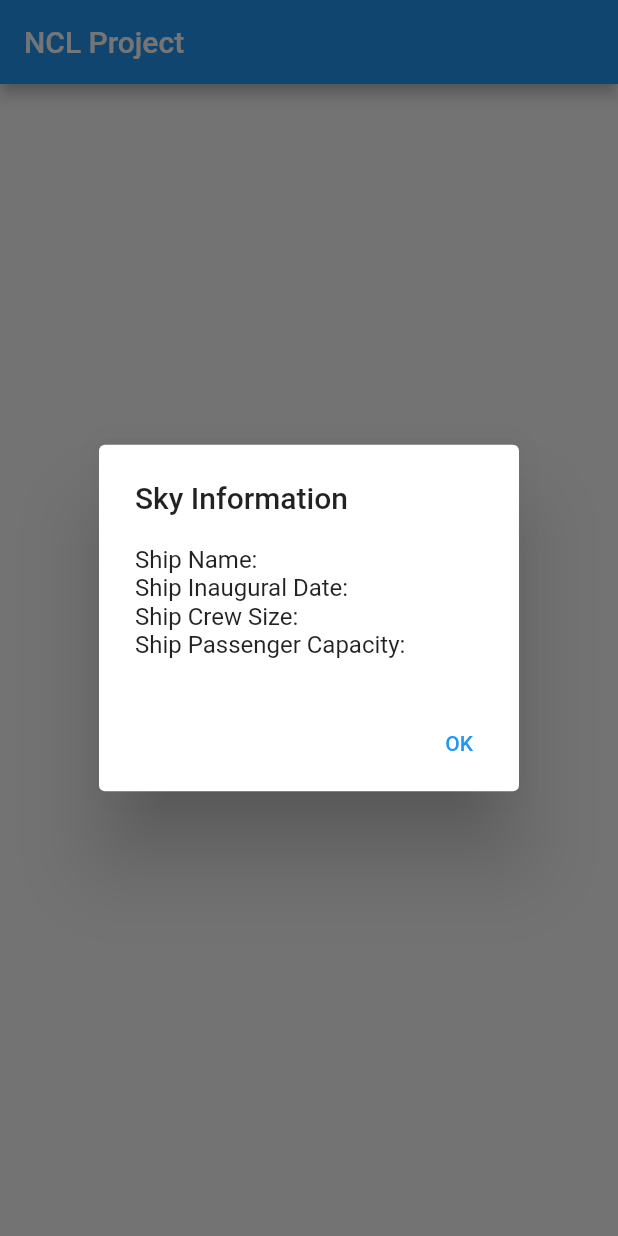
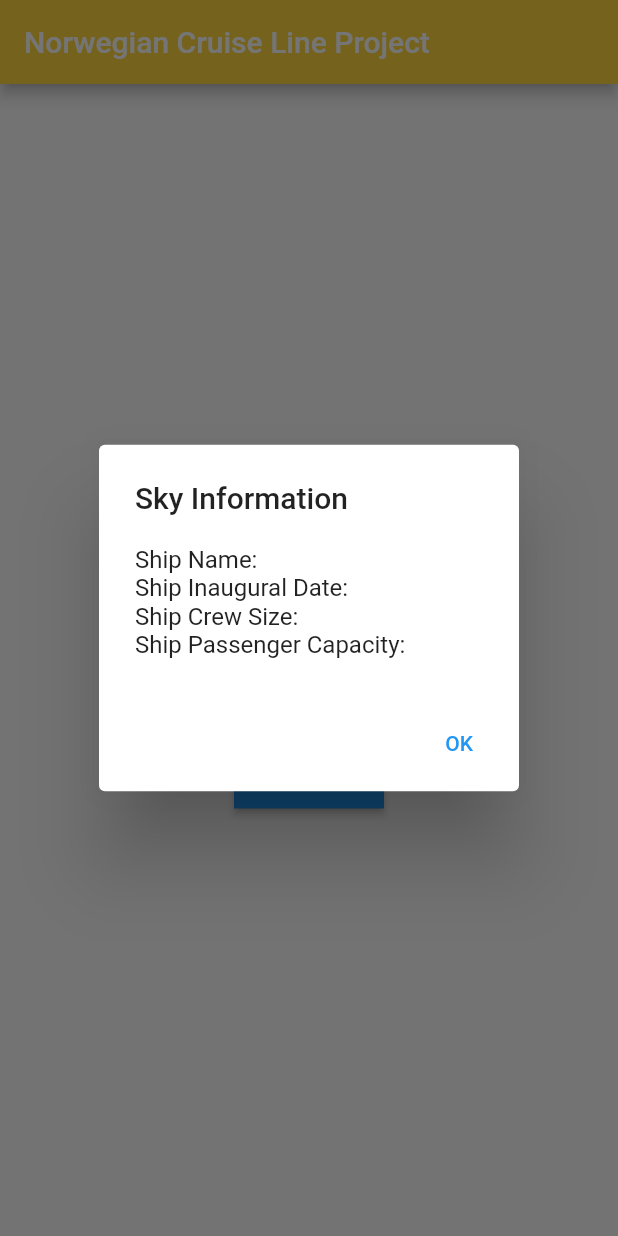
Before and after one commit to MauricioPatino/ncl-project, a Flutter app: the ShipScreen screen opened directly with empty values, after a tap on "SKY", on a phone screen of 412 x 824 dp. Run offline on Flutter 3.47's test engine with Material 2 defaults, Android fonts, the phone set to English and light mode, and no system bars; network calls fail.

Commit message:
Deleted unused variables, added comments and made buttons have padding.

```diff
--- /dev/null
+++ b/lib/screen/shipScreen.dart
@@ -0,0 +1,110 @@
+import 'package:flutter/material.dart';
+import 'package:ncl/model/shipModel.dart';
+
+class ShipScreen extends StatefulWidget {
+  ShipModel shipModel1;
+  ShipModel shipModel2;
+  ShipModel shipModel3;
+  ShipScreen({Key? key, required this.shipModel1, required this.shipModel2, required this.shipModel3}) : super(key: key); //Here we get all the required shipModels
+
+  @override
+  State<ShipScreen> createState() => _ShipScreenState();
+}
+
+class _ShipScreenState extends State<ShipScreen> {
+  @override
+  Widget build(BuildContext context) {
+    return Scaffold(
+      appBar: AppBar(
+        backgroundColor: Colors.amberAccent,
+        title: Text('Norwegian Cruise Line Project'),
+      ),
+      body: Center(
+        child: Column(
+          mainAxisAlignment: MainAxisAlignment.center,
+          crossAxisAlignment: CrossAxisAlignment.center,
+          children: [
+            Padding(
+              padding: const EdgeInsets.all(12.0),
+              child: ElevatedButton(onPressed: (){
+                  showDialog(context: context, builder: (context) => AlertDialog(title: Text('Sky Information'),
+                    content:
+                    Text('Ship Name: ${widget.shipModel1.shipName}\n'   //Here we get the shipModel1 or sky's response.body data.
+                        'Ship Inaugural Date: ${widget.shipModel1.shipFacts.inauguralDate}\n'
+                        'Ship Crew Size: ${widget.shipModel1.shipFacts.crew}\n'
+                        'Ship Passenger Capacity: ${widget.shipModel1.shipFacts.passengerCapacity}'),
+                    actions: [
+                      TextButton(
+                        child: Text('OK'), //Button to leave alert dialog box
+                        onPressed: () => Navigator.pop(context),
+                      )
+                    ],
+                  ));
+              },
+                  child: Text("SKY"),
+                style: ElevatedButton.styleFrom(
+                    fixedSize: const Size(100,50),
+                    shape: RoundedRectangleBorder(
+                      borderRadius: BorderRadius.zero,
+                    )
+                ),//Button
+              ),
+            ),
+            Padding(
+              padding: const EdgeInsets.all(12.0),
+              child: ElevatedButton(onPressed: (){
+                showDialog(context: context, builder: (context) => AlertDialog(title: Text('Bliss Information'),
+                  content:
+                  Text('Ship Name: ${widget.shipModel2.shipName}\n'
+                      'Ship Inaugural Date: ${widget.shipModel2.shipFacts.inauguralDate}\n'
+                      'Ship Crew Size: ${widget.shipModel2.shipFacts.crew}\n'
+                      'Ship Passenger Capacity: ${widget.shipModel2.shipFacts.passengerCapacity}'),
+                  actions: [
+                    TextButton(
+                      child: Text('OK'),
+                      onPressed: () => Navigator.pop(context),
+                    )
+                  ],
+                ));
+              },
+                  child: Text("BLISS"),
+                style: ElevatedButton.styleFrom(
+                    fixedSize: const Size(100,50),
+                    shape: RoundedRectangleBorder(
+                      borderRadius: BorderRadius.zero,
+                    )
+                ),
+              ),
+            ),
+            Padding(
+              padding: const EdgeInsets.all(12.0),
+              child: ElevatedButton(onPressed: (){
+                showDialog(context: context, builder: (context) => AlertDialog(title: Text('Escape Information'),
+                  content:
+                  Text('Ship Name: ${widget.shipModel3.shipName}\n'
+                      'Ship Inaugural Date: ${widget.shipModel3.shipFacts.inauguralDate}\n'
+                      'Ship Crew Size: ${widget.shipModel3.shipFacts.crew}\n'
+                      'Ship Passenger Capacity: ${widget.shipModel3.shipFacts.passengerCapacity}'),
+                  actions: [
+                    TextButton(
+                      child: Text('OK'),
+                      onPressed: () => Navigator.pop(context),
+                    )
+                  ],
+                ));
+              },
+                  child: Text("ESCAPE"),
+                style: ElevatedButton.styleFrom(
+                    fixedSize: const Size(100,50),
+                    shape: RoundedRectangleBorder(
+                        borderRadius: BorderRadius.zero,
+                    )
+                ),
+              ),
+            ),
+          ],
+        ),
+      ),
+    );
+  }
+}
--- a/lib/shipScreen.dart
+++ /dev/null
@@ -1,83 +0,0 @@
-import 'package:flutter/material.dart';
-import 'package:ncl/model/shipModel.dart';
-
-
-class ShipScreen extends StatefulWidget {
-  ShipModel shipModel1;
-  ShipModel shipModel2;
-  ShipModel shipModel3;
-  ShipScreen({Key? key, required this.shipModel1, required this.shipModel2, required this.shipModel3}) : super(key: key);
-
-  @override
-  State<ShipScreen> createState() => _ShipScreenState();
-}
-
-class _ShipScreenState extends State<ShipScreen> {
-  @override
-  Widget build(BuildContext context) {
-    return Scaffold(
-      appBar: AppBar(
-        title: Text('NCL Project'),
-      ),
-      body: Center(
-        child: Column(
-          mainAxisAlignment: MainAxisAlignment.center,
-          crossAxisAlignment: CrossAxisAlignment.center,
-          children: [
-            ElevatedButton(onPressed: (){
-                showDialog(context: context, builder: (context) => AlertDialog(title: Text('Sky Information'),
-                  content: //ListTile(),
-                  Text('Ship Name: ${widget.shipModel1.shipName}\n'
-                      'Ship Inaugural Date: ${widget.shipModel1.shipFacts.inauguralDate}\n'
-                      'Ship Crew Size: ${widget.shipModel1.shipFacts.crew}\n'
-                      'Ship Passenger Capacity: ${widget.shipModel1.shipFacts.passengerCapacity}'),
-                  actions: [
-                    TextButton(
-                      child: Text('OK'),
-                      onPressed: () => Navigator.pop(context),
-                    )
-                  ],
-                ));
-            },
-                child: Text("SKY")
-            ),
-            ElevatedButton(onPressed: (){
-              showDialog(context: context, builder: (context) => AlertDialog(title: Text('Bliss Information'),
-                content: //ListTile(),
-                Text('Ship Name: ${widget.shipModel2.shipName}\n'
-                    'Ship Inaugural Date: ${widget.shipModel2.shipFacts.inauguralDate}\n'
-                    'Ship Crew Size: ${widget.shipModel2.shipFacts.crew}\n'
-                    'Ship Passenger Capacity: ${widget.shipModel2.shipFacts.passengerCapacity}'),
-                actions: [
-                  TextButton(
-                    child: Text('OK'),
-                    onPressed: () => Navigator.pop(context),
-                  )
-                ],
-              ));
-            },
-                child: Text("BLISS")
-            ),
-            ElevatedButton(onPressed: (){
-              showDialog(context: context, builder: (context) => AlertDialog(title: Text('Escape Information'),
-                content: //ListTile(),
-                Text('Ship Name: ${widget.shipModel3.shipName}\n'
-                    'Ship Inaugural Date: ${widget.shipModel3.shipFacts.inauguralDate}\n'
-                    'Ship Crew Size: ${widget.shipModel3.shipFacts.crew}\n'
-                    'Ship Passenger Capacity: ${widget.shipModel3.shipFacts.passengerCapacity}'),
-                actions: [
-                  TextButton(
-                    child: Text('OK'),
-                    onPressed: () => Navigator.pop(context),
-                  )
-                ],
-              ));
-            },
-                child: Text("ESCAPE")
-            ),
-          ],
-        ),
-      ),
-    );
-  }
-}
```
Also changed, not shown: lib/main.dart (+1 -73 lines), lib/screen/loadingScreen.dart (renamed from lib/loadingScreen.dart, +19 -31 lines).
